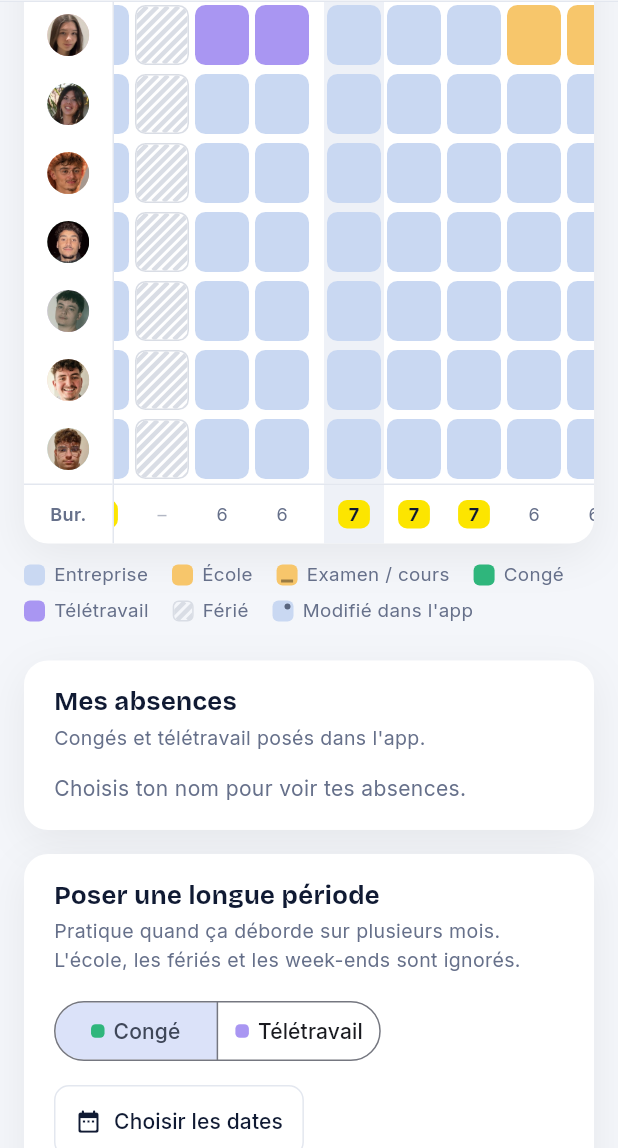
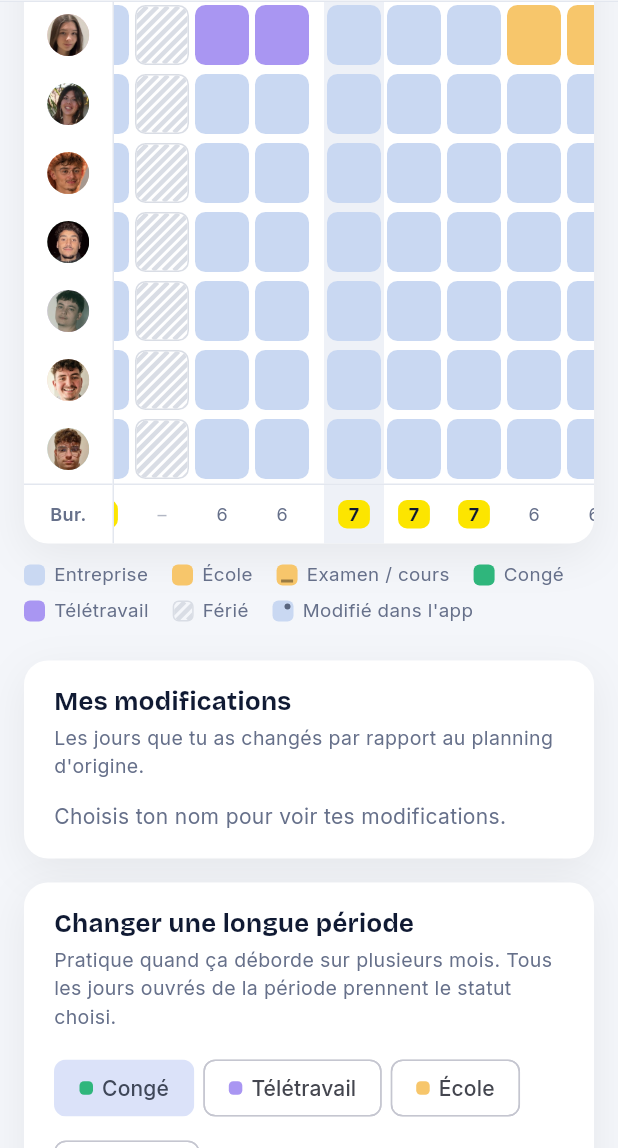
Before and after one commit to Yukojuni/Calendrier-michelin, a Flutter app: the screen it shows after launch, scrolled down 1152 dp, on a phone screen of 412 x 824 dp, the part 88-1236 px from its top. Run offline on Flutter 3.47's test engine with Material 3 defaults, Android fonts, the phone set to English and light mode, and no system bars; our stand-ins replace google_fonts, shared_preferences, supabase_flutter; accounts and stored records are empty.

Commit message:
Permet de modifier tous les jours, plus seulement poser des congés
- Tous les jours de son planning sont modifiables (école, férié, congé,
  entreprise) ; seuls les jours hors équipe restent bloqués.
- Nouveau statut École, en plus de Congé, Télétravail et Bureau.
- « Mes modifications » liste tous les jours changés, avec Annuler.
- Formulaire « Changer une longue période » avec les 4 statuts.
- schema.sql : accepte le statut ecole (relançable sur une table existante).

Co-Authored-By: Claude Opus 5.5 <noreply@anthropic.com>
Claude-Session: https://claude.ai/code/session_01Vvzw9iDBvpSLpyghCG6AJZ

```diff
--- a/lib/app_state.dart
+++ b/lib/app_state.dart
@@ -122,12 +122,12 @@ class AppState extends ChangeNotifier {
     }
   }
 
-  /// Absences posées par moi (hors simple retour au bureau), triées.
+  /// Journées que j'ai modifiées par rapport au planning d'origine, triées.
   List<Absence> get myAbsences {
     final i = meIndex;
     if (i < 0) return const [];
     return overrides.values
-        .where((a) => a.person == me && a.kind != AbsenceKind.bureau && !kLocked.contains(baseCode(a.date, i)))
+        .where((a) => a.person == me && !kLocked.contains(baseCode(a.date, i)))
         .toList()
       ..sort((a, b) => a.date.compareTo(b.date));
   }
--- a/lib/models.dart
+++ b/lib/models.dart
@@ -5,7 +5,8 @@ library;
 enum AbsenceKind {
   conge('Congé', 'K'),
   tt('Télétravail', 't'),
-  bureau('Au bureau', 'E');
+  bureau('Au bureau', 'E'),
+  ecole('École', 'S');
 
   const AbsenceKind(this.label, this.code);
 
--- a/lib/planning.dart
+++ b/lib/planning.dart
@@ -38,8 +38,8 @@ final List<String> kDates = kDays.keys.toList()..sort();
 /// Les mois couverts (AAAA-MM), dans l'ordre.
 final List<String> kMonths = kDates.map((d) => d.substring(0, 7)).toSet().toList();
 
-/// Statuts sur lesquels on ne peut rien poser.
-const Set<String> kLocked = {'S', 'X', 'C', 'F', '-'};
+/// Statuts sur lesquels on ne peut rien poser (la personne n'est pas dans l'équipe ce jour-là).
+const Set<String> kLocked = {'-'};
 const Set<String> kAtWork = {'E'};
 const Set<String> kAtSchool = {'S', 'X', 'C'};
 const Set<String> kAway = {'K', 't', 'T'};
@@ -81,7 +81,8 @@ String effectiveCode(String date, int person, Map<String, Absence> overrides) {
 bool isNatural(AbsenceKind kind, String base) =>
     (kind == AbsenceKind.bureau && kAtWork.contains(base)) ||
     (kind == AbsenceKind.conge && base == 'K') ||
-    (kind == AbsenceKind.tt && base == 't');
+    (kind == AbsenceKind.tt && base == 't') ||
+    (kind == AbsenceKind.ecole && kAtSchool.contains(base));
 
 /// Premier jour du planning à partir d'aujourd'hui (ou le dernier si tout est passé).
 String referenceDay(String today) => kDates.firstWhere((d) => d.compareTo(today) >= 0, orElse: () => kDates.last);
--- a/lib/ui/home_page.dart
+++ b/lib/ui/home_page.dart
@@ -73,7 +73,7 @@ class _HomePageState extends State<HomePage> {
                         Text(
                           s.meIndex < 0
                               ? 'Choisis ton nom en haut à droite pour pouvoir poser des absences.'
-                              : 'Touche tes jours (ou glisse à la souris pour en prendre plusieurs), puis choisis Congé ou Télétravail en bas.',
+                              : 'Touche n\'importe lequel de tes jours (ou glisse à la souris pour en prendre plusieurs), puis choisis son statut en bas.',
                           style: TextStyle(color: p.muted, fontSize: 13),
                         ),
                         const SizedBox(height: 12),
@@ -352,6 +352,7 @@ class _ActionBarState extends State<_ActionBar> {
       btn('Poser en congé', AbsenceKind.conge, primary: true),
       btn('Télétravail', AbsenceKind.tt, dot: p.tt),
       btn('Bureau', AbsenceKind.bureau, dot: p.ent),
+      btn('École', AbsenceKind.ecole, dot: p.eco),
       btn('Rétablir', null),
     ]);
     final close = IconButton(
@@ -401,14 +402,14 @@ class _MyAbsences extends StatelessWidget {
     Widget empty(String t) => Text(t, style: TextStyle(color: p.muted));
     return Panel(
       child: Column(crossAxisAlignment: CrossAxisAlignment.start, children: [
-        Text('Mes absences', style: display(17, color: p.ink)),
+        Text('Mes modifications', style: display(17, color: p.ink)),
         const SizedBox(height: 4),
-        Text("Congés et télétravail posés dans l'app.", style: TextStyle(color: p.muted, fontSize: 13)),
+        Text("Les jours que tu as changés par rapport au planning d'origine.", style: TextStyle(color: p.muted, fontSize: 13)),
         const SizedBox(height: 14),
         if (state.meIndex < 0)
-          empty('Choisis ton nom pour voir tes absences.')
+          empty('Choisis ton nom pour voir tes modifications.')
         else if (groups.isEmpty)
-          empty("Rien de posé pour l'instant. Sélectionne des jours dans ta ligne du planning.")
+          empty("Rien de changé pour l'instant. Sélectionne des jours dans ta ligne du planning.")
         else
           for (var g = 0; g < groups.length; g++)
             Container(
@@ -436,9 +437,9 @@ class _MyAbsences extends StatelessWidget {
                 TextButton(
                   onPressed: () async {
                     await state.removeAll(groups[g]);
-                    onToast('Absence retirée');
+                    onToast("Retour au planning d'origine");
                   },
-                  child: const Text('Retirer'),
+                  child: const Text('Annuler'),
                 ),
               ]),
             ),
@@ -506,7 +507,7 @@ class _PeriodFormState extends State<_PeriodForm> {
     if (r == null) return setState(() => _msg = 'Choisis une période.');
     final a = isoDate(r.start), b = isoDate(r.end);
     final targets = kDates.where((d) => d.compareTo(a) >= 0 && d.compareTo(b) <= 0 && s.canSelect(d)).toList();
-    if (targets.isEmpty) return setState(() => _msg = 'Aucun jour en entreprise sur cette période.');
+    if (targets.isEmpty) return setState(() => _msg = "Aucun jour de ton planning sur cette période.");
     setState(() {
       _busy = true;
       _msg = 'Enregistrement…';
@@ -514,7 +515,7 @@ class _PeriodFormState extends State<_PeriodForm> {
     try {
       final n = await s.apply(targets, _kind, note: _note.text);
       _note.clear();
-      setState(() => _msg = '$n jour${n > 1 ? 's' : ''} posé${n > 1 ? 's' : ''}.');
+      setState(() => _msg = '$n jour${n > 1 ? 's' : ''} en ${_kind.label.toLowerCase()}.');
       s.goToMonth(targets.first.substring(0, 7));
     } catch (_) {
       setState(() => _msg = "L'enregistrement a échoué, réessaie dans un instant.");
@@ -529,20 +530,25 @@ class _PeriodFormState extends State<_PeriodForm> {
     final f = DateFormat('d MMM y');
     return Panel(
       child: Column(crossAxisAlignment: CrossAxisAlignment.start, children: [
-        Text('Poser une longue période', style: display(17, color: p.ink)),
+        Text('Changer une longue période', style: display(17, color: p.ink)),
         const SizedBox(height: 4),
-        Text("Pratique quand ça déborde sur plusieurs mois. L'école, les fériés et les week-ends sont ignorés.",
+        Text('Pratique quand ça déborde sur plusieurs mois. Tous les jours ouvrés de la période prennent le statut choisi.',
             style: TextStyle(color: p.muted, fontSize: 13)),
         const SizedBox(height: 14),
-        SegmentedButton<AbsenceKind>(
-          segments: [
-            ButtonSegment(value: AbsenceKind.conge, label: _SegLabel('Congé', p.cge)),
-            ButtonSegment(value: AbsenceKind.tt, label: _SegLabel('Télétravail', p.tt)),
-          ],
-          selected: {_kind},
-          showSelectedIcon: false,
-          onSelectionChanged: (v) => setState(() => _kind = v.first),
-        ),
+        Wrap(spacing: 6, runSpacing: 6, children: [
+          for (final (kind, color) in [
+            (AbsenceKind.conge, p.cge),
+            (AbsenceKind.tt, p.tt),
+            (AbsenceKind.ecole, p.eco),
+            (AbsenceKind.bureau, p.ent),
+          ])
+            ChoiceChip(
+              label: _SegLabel(kind == AbsenceKind.bureau ? 'Bureau' : kind.label, color),
+              selected: _kind == kind,
+              showCheckmark: false,
+              onSelected: (_) => setState(() => _kind = kind),
+            ),
+        ]),
         const SizedBox(height: 12),
         OutlinedButton.icon(
           onPressed: _pickRange,
@@ -576,7 +582,7 @@ class _PeriodFormState extends State<_PeriodForm> {
             padding: const EdgeInsets.symmetric(horizontal: 16, vertical: 14),
             shape: RoundedRectangleBorder(borderRadius: BorderRadius.circular(10)),
           ),
-          child: const Text('Poser la période', style: TextStyle(fontWeight: FontWeight.w600)),
+          child: const Text('Appliquer à la période', style: TextStyle(fontWeight: FontWeight.w600)),
         ),
         if (_msg.isNotEmpty) ...[
           const SizedBox(height: 8),
```
Also changed, not shown: 2 other files.
